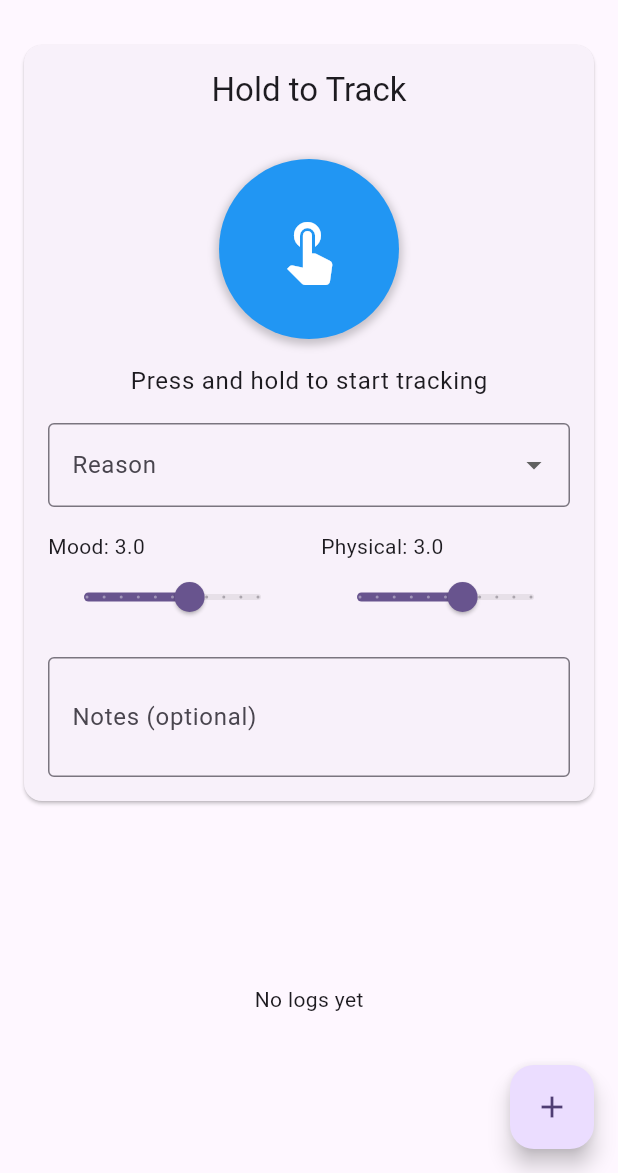
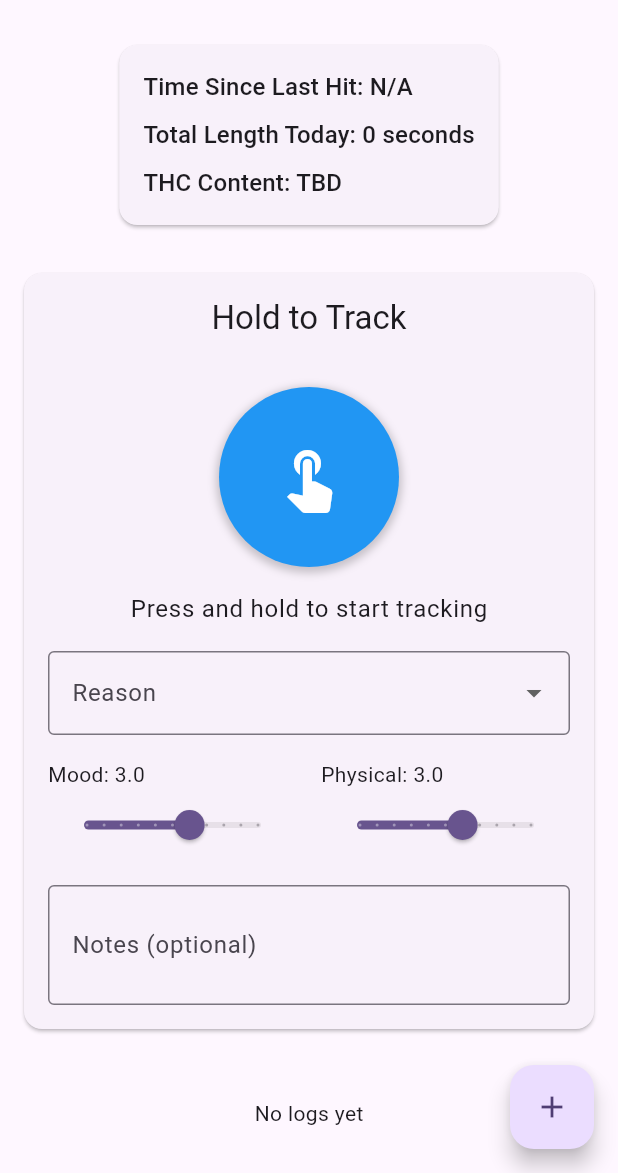
Before and after one commit to SoupyOfficial/smoke_log, a Flutter app: the screen it shows once a user with an empty profile is signed in, on a phone screen of 412 x 824 dp, the part 63-1236 px from its top. Run offline on Flutter 3.47's test engine with Material 3 defaults, Android fonts, the phone set to English and light mode, and no system bars; our stand-ins replace cloud_firestore, firebase_auth, firebase_core; accounts and stored records are empty.

Commit message:
Info display widget

```diff
--- a/lib/screens/home_screen.dart
+++ b/lib/screens/home_screen.dart
@@ -1,9 +1,12 @@
+import 'dart:async';
+
 import 'package:flutter/material.dart';
 import 'package:firebase_auth/firebase_auth.dart';
 import 'package:intl/intl.dart';
 import '../models/log.dart';
 import '../services/log_repository.dart';
 import '../widgets/add_log_form.dart';
+import '../widgets/info_display.dart';
 
 class HomeScreen extends StatefulWidget {
   const HomeScreen({super.key});
@@ -16,11 +19,19 @@ class _HomeScreenState extends State<HomeScreen> {
   late final LogRepository _logRepository;
   final _dateFormat = DateFormat('MMM d, y h:mm a');
 
+  // Timer for updating "Time Since Last Hit"
+  Timer? _updateTimer;
+
   @override
   void initState() {
     super.initState();
     final userId = FirebaseAuth.instance.currentUser!.uid;
     _logRepository = LogRepository(userId);
+
+    // Update the display every minute
+    _updateTimer = Timer.periodic(const Duration(minutes: 1), (_) {
+      if (mounted) setState(() {});
+    });
   }
 
   Future<void> _deleteLog(String logId) async {
@@ -56,11 +67,7 @@ class _HomeScreenState extends State<HomeScreen> {
           ),
         ],
       ),
-      body: Column(
-        children: [
-          AddLogForm(logRepository: _logRepository),
-          Expanded(
-            child: StreamBuilder<List<Log>>(
+      body: StreamBuilder<List<Log>>(
         stream: _logRepository.streamLogs(),
         builder: (context, snapshot) {
           if (snapshot.connectionState == ConnectionState.waiting) {
@@ -73,11 +80,15 @@ class _HomeScreenState extends State<HomeScreen> {
 
           final logs = snapshot.data ?? [];
 
-                if (logs.isEmpty) {
-                  return const Center(child: Text('No logs yet'));
-                }
-
-                return ListView.builder(
+          return Column(
+            children: [
+              InfoDisplay(
+                  logs: logs), // Replace _buildInfoDisplay with InfoDisplay
+              AddLogForm(logRepository: _logRepository),
+              Expanded(
+                child: logs.isEmpty
+                    ? const Center(child: Text('No logs yet'))
+                    : ListView.builder(
                         itemCount: logs.length,
                         itemBuilder: (context, index) {
                           final log = logs[index];
@@ -88,7 +99,8 @@ class _HomeScreenState extends State<HomeScreen> {
                               color: Colors.red,
                               alignment: Alignment.centerRight,
                               padding: const EdgeInsets.only(right: 16.0),
-                        child: const Icon(Icons.delete, color: Colors.white),
+                              child:
+                                  const Icon(Icons.delete, color: Colors.white),
                             ),
                             confirmDismiss: (direction) async {
                               return await showDialog(
@@ -99,11 +111,13 @@ class _HomeScreenState extends State<HomeScreen> {
                                       'Are you sure you want to delete this log?'),
                                   actions: [
                                     TextButton(
-                                onPressed: () => Navigator.pop(context, false),
+                                      onPressed: () =>
+                                          Navigator.pop(context, false),
                                       child: const Text('Cancel'),
                                     ),
                                     TextButton(
-                                onPressed: () => Navigator.pop(context, true),
+                                      onPressed: () =>
+                                          Navigator.pop(context, true),
                                       child: const Text('Delete'),
                                     ),
                                   ],
@@ -117,11 +131,11 @@ class _HomeScreenState extends State<HomeScreen> {
                             ),
                           );
                         },
-                );
-              },
                       ),
               ),
             ],
+          );
+        },
       ),
       floatingActionButton: FloatingActionButton(
         onPressed: () {}, // Empty onPressed for now
@@ -132,6 +146,7 @@ class _HomeScreenState extends State<HomeScreen> {
 
   @override
   void dispose() {
+    _updateTimer?.cancel();
     super.dispose();
   }
 }
--- /dev/null
+++ b/lib/widgets/info_display.dart
@@ -0,0 +1,68 @@
+import 'package:flutter/material.dart';
+import '../models/log.dart';
+
+class InfoDisplay extends StatelessWidget {
+  final List<Log> logs;
+
+  const InfoDisplay({
+    super.key,
+    required this.logs,
+  });
+
+  String _formatDuration(int seconds) {
+    if (seconds < 60) return '$seconds seconds';
+    if (seconds < 3600) {
+      final minutes = seconds ~/ 60;
+      return '$minutes ${minutes == 1 ? 'minute' : 'minutes'}';
+    }
+    final hours = seconds ~/ 3600;
+    final minutes = (seconds % 3600) ~/ 60;
+    return '$hours ${hours == 1 ? 'hour' : 'hours'} '
+        '$minutes ${minutes == 1 ? 'minute' : 'minutes'}';
+  }
+
+  @override
+  Widget build(BuildContext context) {
+    // Calculate time since last hit
+    String timeSinceLastHit = 'N/A';
+    if (logs.isNotEmpty) {
+      final lastLog =
+          logs.reduce((a, b) => a.timestamp.isAfter(b.timestamp) ? a : b);
+      final duration = DateTime.now().difference(lastLog.timestamp);
+      timeSinceLastHit = _formatDuration(duration.inSeconds);
+    }
+
+    // Calculate total length today
+    final now = DateTime.now();
+    final todayStart = DateTime(now.year, now.month, now.day);
+    final todayLogs = logs.where((log) => log.timestamp.isAfter(todayStart));
+    final totalSecondsToday =
+        todayLogs.fold<int>(0, (sum, log) => sum + log.durationSeconds);
+
+    return Card(
+      margin: const EdgeInsets.all(16.0),
+      child: Padding(
+        padding: const EdgeInsets.all(16.0),
+        child: Column(
+          crossAxisAlignment: CrossAxisAlignment.start,
+          children: [
+            Text(
+              'Time Since Last Hit: $timeSinceLastHit',
+              style: Theme.of(context).textTheme.titleMedium,
+            ),
+            const SizedBox(height: 8),
+            Text(
+              'Total Length Today: ${_formatDuration(totalSecondsToday)}',
+              style: Theme.of(context).textTheme.titleMedium,
+            ),
+            const SizedBox(height: 8),
+            Text(
+              'THC Content: TBD', // Placeholder for future implementation
+              style: Theme.of(context).textTheme.titleMedium,
+            ),
+          ],
+        ),
+      ),
+    );
+  }
+}
```
Lines whose indentation alone changed are shown as unchanged.
